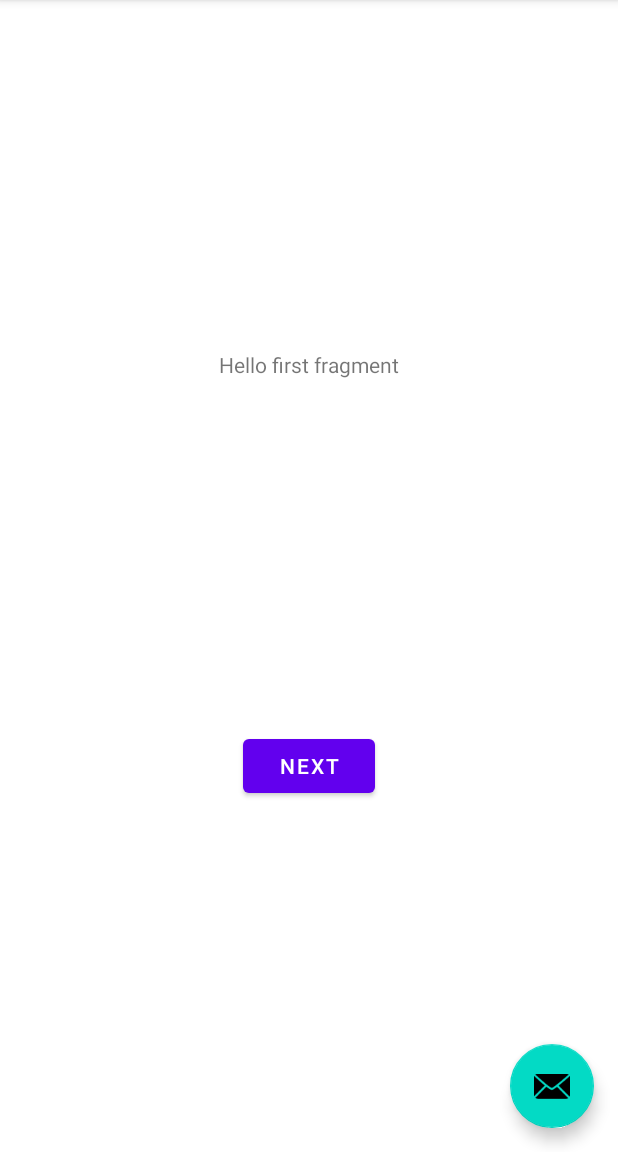
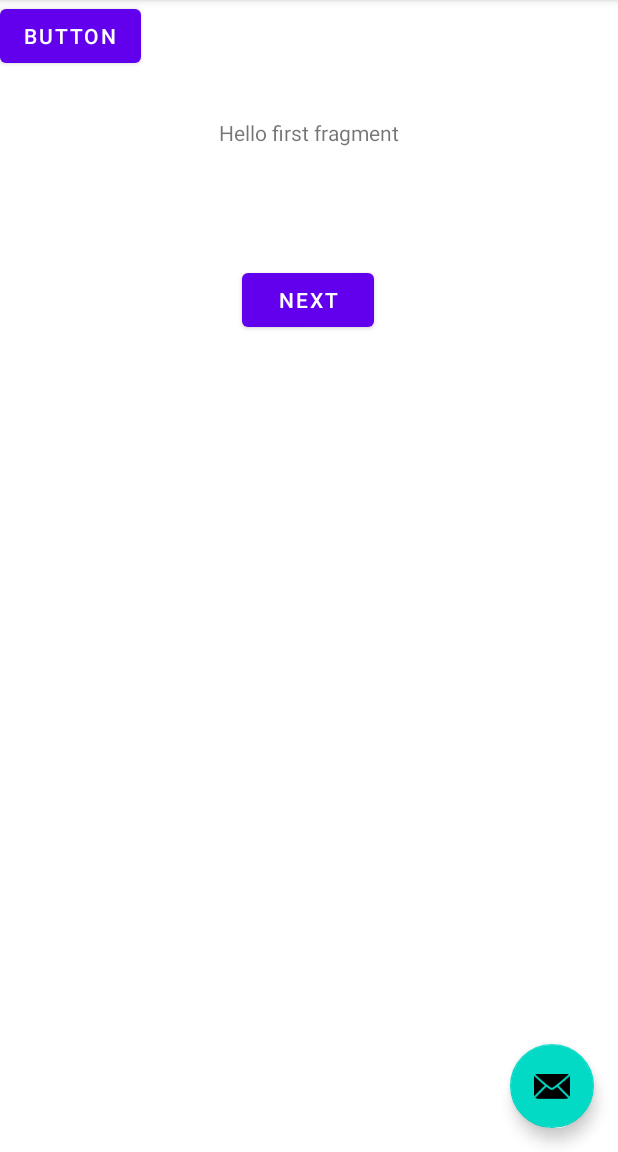
Before and after one commit to DoctorJ66/calculator4k, an Android app: the screen it shows after launch (MainActivity), on a phone screen of 412 x 824 dp, the part 84-1236 px from its top. Run offline under Robolectric (Android 15) with nearby library versions, the phone set to English and light mode, and no system bars.

Commit message:
добавил кнопку

```diff
--- a/app/src/main/res/layout/fragment_first.xml
+++ b/app/src/main/res/layout/fragment_first.xml
@@ -20,9 +20,18 @@
         android:id="@+id/button_first"
         android:layout_width="wrap_content"
         android:layout_height="wrap_content"
+        android:layout_marginBottom="544dp"
         android:text="@string/next"
         app:layout_constraintBottom_toBottomOf="parent"
         app:layout_constraintEnd_toEndOf="parent"
-        app:layout_constraintStart_toStartOf="parent"
-        app:layout_constraintTop_toBottomOf="@id/textview_first" />
+        app:layout_constraintHorizontal_bias="0.498"
+        app:layout_constraintStart_toStartOf="parent" />
+
+    <Button
+        android:id="@+id/button18"
+        android:layout_width="wrap_content"
+        android:layout_height="wrap_content"
+        android:text="Button"
+        tools:layout_editor_absoluteX="107dp"
+        tools:layout_editor_absoluteY="453dp" />
 </androidx.constraintlayout.widget.ConstraintLayout>
```
